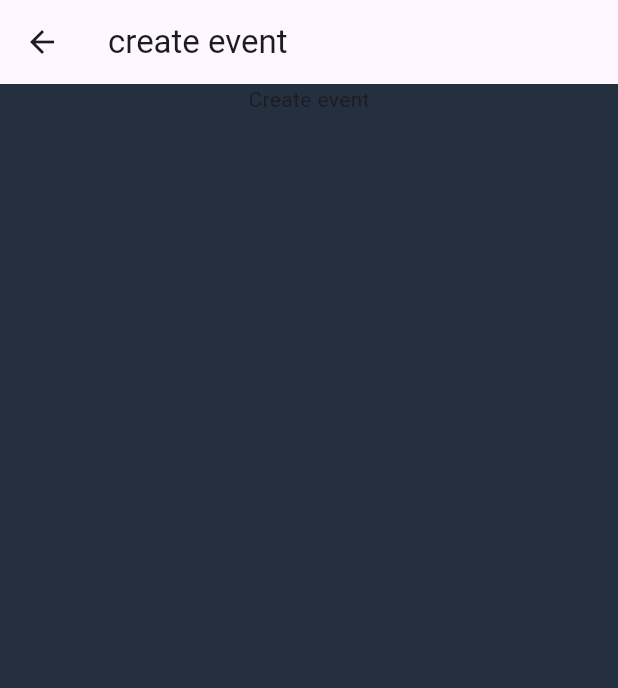
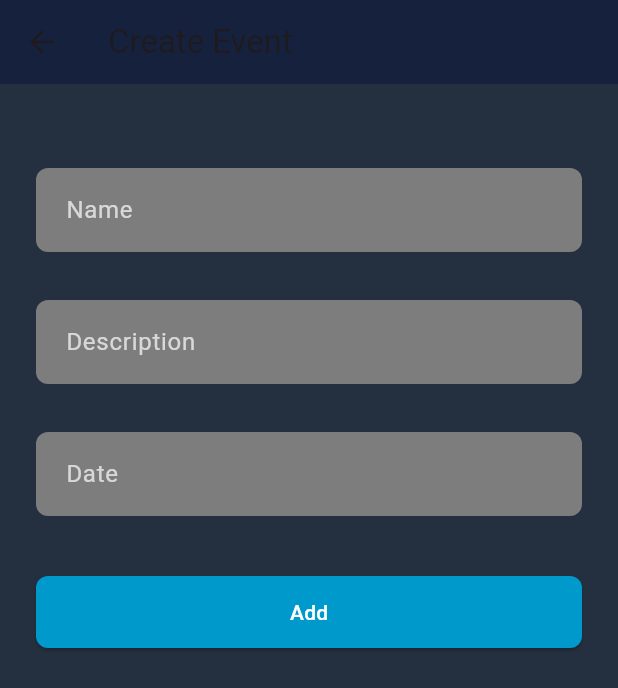
Before and after one commit to Projet-Final-5IRC/ProjetFinal, a Flutter app: the CreateEventView screen opened directly, on a phone screen of 412 x 824 dp. Shown: the top 688 px of the screen. Run offline on Flutter 3.47's test engine with Material 3 defaults, Android fonts, the phone set to English and light mode, and no system bars; our stand-ins replace auto_route, flutter_riverpod, flutter_svg, riverpod_annotation; generated files the repository leaves out were written again.

Commit message:
ecran create event

```diff
--- a/front-mobile/cinefouine/lib/core/widgets/cineFouineInputField.dart
+++ b/front-mobile/cinefouine/lib/core/widgets/cineFouineInputField.dart
@@ -15,6 +15,7 @@ class CineFouineInputField extends StatelessWidget {
   @override
   Widget build(BuildContext context) {
     return Container(
+      margin: const EdgeInsets.symmetric(vertical: 8), // Espacement vertical
       decoration: BoxDecoration(
         color: const Color(0xFF7D7D7D), // Couleur de fond (grise)
         borderRadius: BorderRadius.circular(8), // Bords arrondis
@@ -22,12 +23,23 @@ class CineFouineInputField extends StatelessWidget {
       child: TextField(
         controller: controller,
         obscureText: isPassword,
+        cursorColor: Colors.white, // Couleur du curseur
         decoration: InputDecoration(
           hintText: hintText,
           hintStyle: const TextStyle(
-            color: Colors.white, // Texte en blanc
+            color: Colors.white70, // Texte indicatif légèrement transparent
           ),
-          border: InputBorder.none, // Pas de bordure
+          border: OutlineInputBorder(
+            borderRadius: BorderRadius.circular(8), // Même rayon que le conteneur
+            borderSide: BorderSide.none, // Pas de bordure par défaut
+          ),
+          focusedBorder: OutlineInputBorder(
+            borderRadius: BorderRadius.circular(8), // Bords arrondis
+            borderSide: const BorderSide(
+              color: Colors.white, // Bordure blanche au focus
+              width: 1.5,
+            ),
+          ),
           contentPadding: const EdgeInsets.symmetric(
             horizontal: 16,
             vertical: 16, // Espacement interne
--- a/front-mobile/cinefouine/lib/modules/createEvent/view.dart
+++ b/front-mobile/cinefouine/lib/modules/createEvent/view.dart
@@ -1,19 +1,73 @@
 import 'package:auto_route/auto_route.dart';
 import 'package:flutter/material.dart';
 import 'package:flutter_riverpod/flutter_riverpod.dart';
+import 'package:cinefouine/core/widgets/cinefouineInputField.dart';
+import 'package:cinefouine/core/widgets/cineFouineHugeBoutton.dart';
+import 'package:cinefouine/router/app_router.dart';
 
 @RoutePage()
-class CreateEventView extends ConsumerWidget {
+class CreateEventView extends ConsumerStatefulWidget {
   const CreateEventView({super.key});
 
   @override
-  Widget build(BuildContext context, WidgetRef ref) {
+  ConsumerState<CreateEventView> createState() => _CreateEventViewState();
+}
+
+class _CreateEventViewState extends ConsumerState<CreateEventView> {
+  final TextEditingController _nameController = TextEditingController();
+  final TextEditingController _descriptionController = TextEditingController();
+  final TextEditingController _dateController = TextEditingController();
+
+  @override
+  void dispose() {
+    _nameController.dispose();
+    _descriptionController.dispose();
+    _dateController.dispose();
+    super.dispose();
+  }
+
+  @override
+  Widget build(BuildContext context) {
+    var router = ref.watch(appRouterProvider);
     return Scaffold(
-      backgroundColor: Color(0xFF243040),
-      appBar: AppBar(title: Text("create event")),
+      backgroundColor: const Color(0xFF243040), // Couleur de fond
+      appBar: AppBar(
+        title: const Text("Create Event"),
+        backgroundColor: const Color(0xFF16213E),
+      ),
       body: SingleChildScrollView(
-        child: Center(
-          child: Text("Create event"),
+        padding: const EdgeInsets.symmetric(horizontal: 24.0, vertical: 16.0),
+        child: Column(
+          crossAxisAlignment: CrossAxisAlignment.stretch,
+          children: [
+            const SizedBox(height: 32),
+            CineFouineInputField(
+              controller: _nameController,
+              hintText: "Name",
+            ),
+            const SizedBox(height: 16),
+            CineFouineInputField(
+              controller: _descriptionController,
+              hintText: "Description",
+            ),
+            const SizedBox(height: 16),
+            CineFouineInputField(
+              controller: _dateController,
+              hintText: "Date",
+            ),
+            const SizedBox(height: 32),
+            CineFouineHugeBoutton(
+              onPressed: () {
+                // TODO: Ajouter la logique pour créer l'événement
+                print("Event added: Name=${_nameController.text}, "
+                    "Description=${_descriptionController.text}, "
+                    "Date=${_dateController.text}");
+                router.replaceAll([const EventRoute()]);
+                // Vous pouvez afficher un message de confirmation ou naviguer après l'ajout
+              },
+              text: "Add",
+            ),
+          ],
         ),
       ),
     );
```
